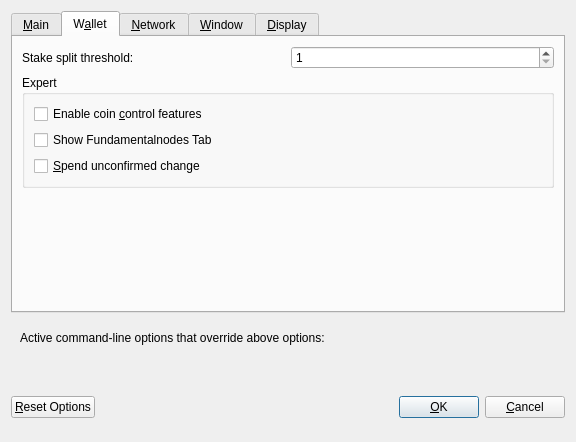
Above: src/qt/forms/optionsdialog.ui from caritascoin/caritascoin before the change. Below: the same form after it.
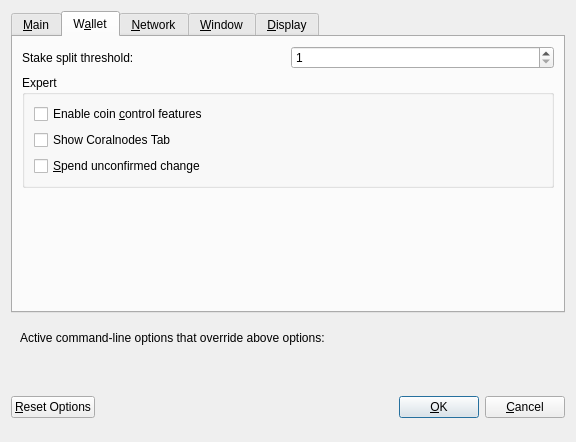
That is the form after the change. The open tabs and pages were chosen to show the change. Custom widgets are drawn as their Qt base class.

Patch:
```diff
--- a/src/qt/forms/optionsdialog.ui
+++ b/src/qt/forms/optionsdialog.ui
@@ -259,7 +259,7 @@
              <string>Show additional tab listing all your fundamentalnodes in first sub-tab&lt;br/&gt;and all fundamentalnodes on the network in second sub-tab.</string>
             </property>
             <property name="text">
-             <string>Show Fundamentalnodes Tab</string>
+             <string>Show Coralnodes Tab</string>
             </property>
            </widget>
           </item>
```
Left out of the diff: 4 changed lines with no effect on the pictures.
